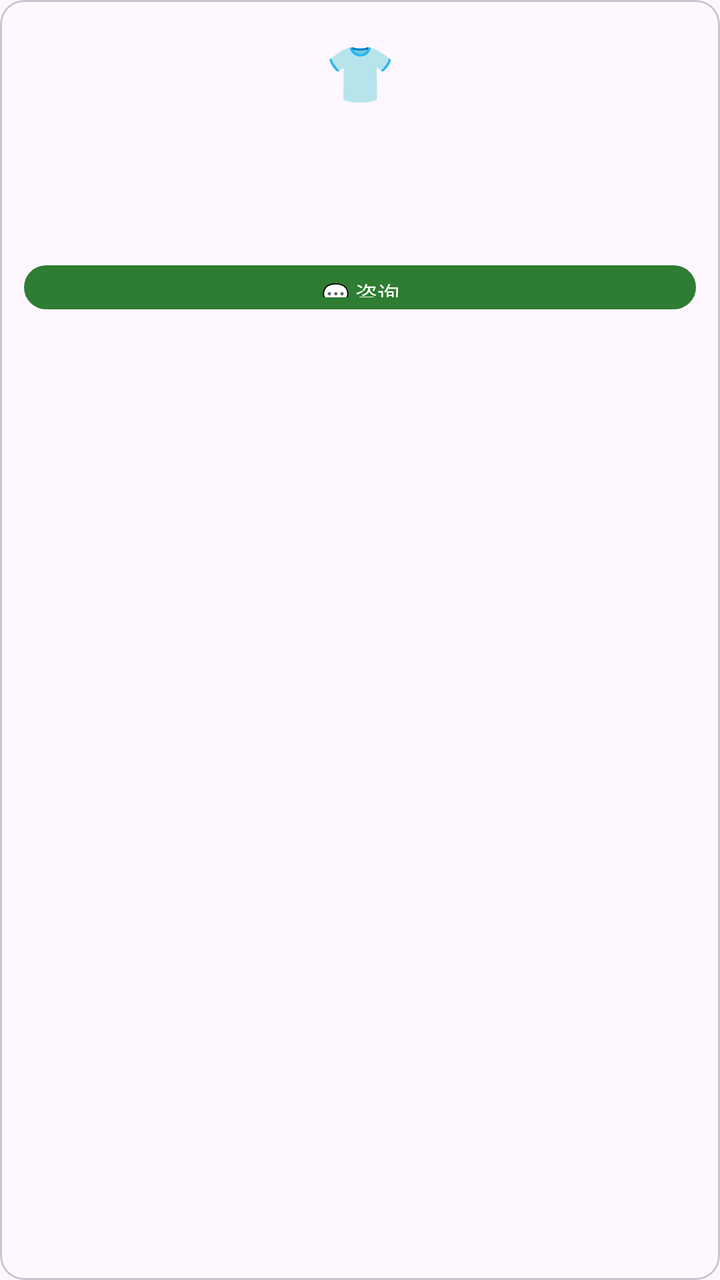
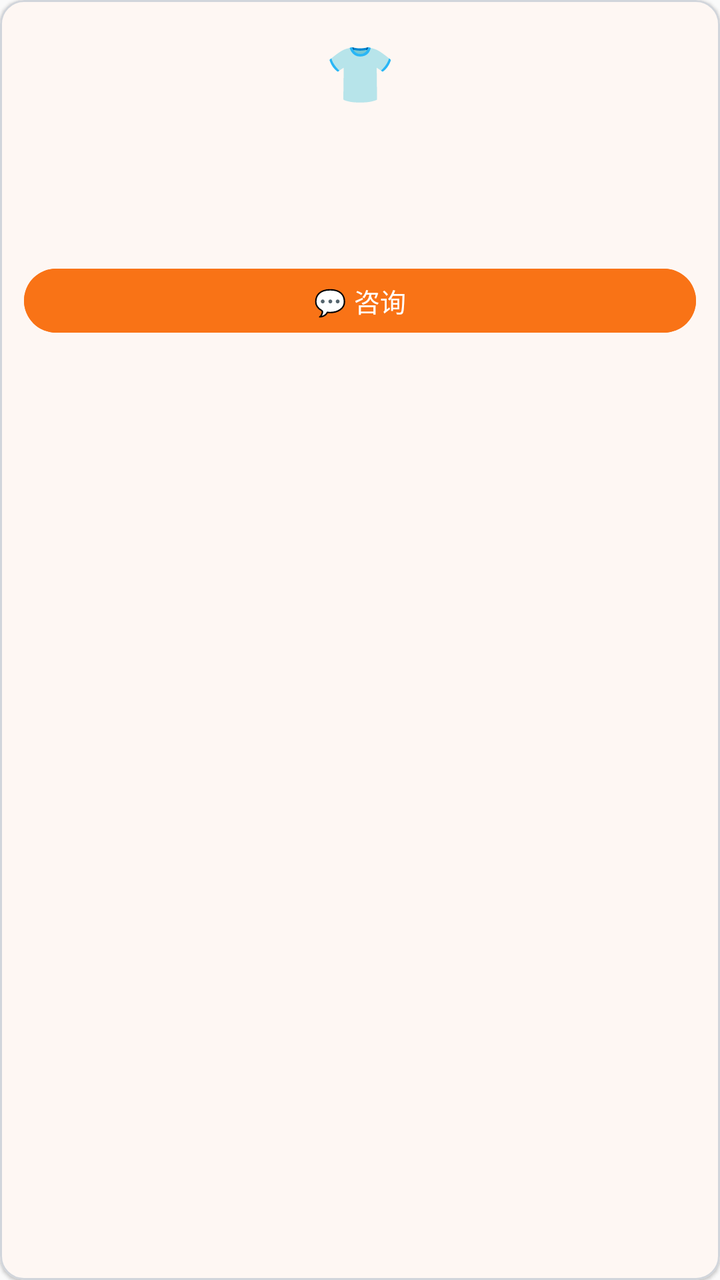

The first picture is an Android layout as it rendered before a commit; the second is the same layout after the commit. The layout source and the unified diff follow.
<!-- AndroidManifest.xml: application theme Theme.ClothingSI -->
<!-- res/layout/item_product_card.xml -->
<?xml version="1.0" encoding="utf-8"?>
<com.google.android.material.card.MaterialCardView xmlns:android="http://schemas.android.com/apk/res/android"
    xmlns:app="http://schemas.android.com/apk/res-auto"
    android:layout_width="match_parent" android:layout_height="wrap_content"
    app:cardCornerRadius="12dp" app:cardElevation="0dp"
    app:contentPadding="0dp">
    <LinearLayout android:layout_width="match_parent" android:layout_height="wrap_content"
        android:orientation="vertical" android:gravity="center"
        android:padding="12dp">
        <TextView android:layout_width="48dp" android:layout_height="48dp"
            android:text="👕" android:textSize="28dp" android:gravity="center" />
        <TextView android:id="@+id/tv_product_name"
            android:layout_width="wrap_content" android:layout_height="wrap_content"
            android:textSize="13dp" android:textStyle="bold" android:textColor="@color/text_primary"
            android:maxLines="1" android:ellipsize="end" android:layout_marginTop="4dp" />
        <TextView android:id="@+id/tv_product_spec"
            android:layout_width="wrap_content" android:layout_height="wrap_content"
            android:textSize="11dp" android:textColor="@color/text_secondary"
            android:maxLines="1" android:ellipsize="end" android:layout_marginTop="2dp" />
        <TextView android:id="@+id/tv_selling_price"
            android:layout_width="wrap_content" android:layout_height="wrap_content"
            android:textSize="15dp" android:textStyle="bold" android:textColor="@color/danger"
            android:layout_marginTop="4dp" />
        <com.google.android.material.button.MaterialButton android:id="@+id/btn_chat"
            android:layout_width="match_parent" android:layout_height="30dp"
            android:text="💬 咨询" android:textSize="11dp" app:cornerRadius="18dp"
            android:layout_marginTop="6dp" />
    </LinearLayout>
</com.google.android.material.card.MaterialCardView>
<!-- resources referenced by this layout -->
<resources>
  <color name="danger">#E53935</color>
  <color name="text_primary">#1B1F1B</color>
  <color name="text_secondary">#5D6D7E</color>
  <style name="Theme.ClothingSI" parent="Theme.Material3.Light.NoActionBar">
          <item name="colorPrimary">@color/primary</item>
          <item name="colorPrimaryDark">@color/primary_dark</item>
          <item name="colorAccent">@color/accent</item>
          <item name="android:statusBarColor">@android:color/transparent</item>
          <item name="android:navigationBarColor">@color/white</item>
          
          <item name="android:windowLightStatusBar">true</item>
          
          <item name="android:fontFamily">sans-serif</item>
          <item name="android:textViewStyle">@style/TextView.Base</item>
      </style>
  <color name="primary">#2E7D32</color>
  <color name="primary_dark">#1B5E20</color>
  <color name="accent">#66BB6A</color>
  <color name="white">#FFFFFF</color>
  <style name="TextView.Base" parent="android:Widget.TextView">
          <item name="android:fontFamily">sans-serif</item>
      </style>
</resources>

<!-- the commit's change to res/layout/item_product_card.xml (unified diff, before → after) -->
@@ -2,28 +2,30 @@
 <com.google.android.material.card.MaterialCardView xmlns:android="http://schemas.android.com/apk/res/android"
     xmlns:app="http://schemas.android.com/apk/res-auto"
     android:layout_width="match_parent" android:layout_height="wrap_content"
-    app:cardCornerRadius="12dp" app:cardElevation="0dp"
+    app:cardCornerRadius="12dp" app:cardElevation="1dp"
     app:contentPadding="0dp">
     <LinearLayout android:layout_width="match_parent" android:layout_height="wrap_content"
         android:orientation="vertical" android:gravity="center"
         android:padding="12dp">
         <TextView android:layout_width="48dp" android:layout_height="48dp"
-            android:text="👕" android:textSize="28dp" android:gravity="center" />
+            android:text="👕" android:textSize="28sp" android:gravity="center" />
         <TextView android:id="@+id/tv_product_name"
             android:layout_width="wrap_content" android:layout_height="wrap_content"
-            android:textSize="13dp" android:textStyle="bold" android:textColor="@color/text_primary"
+            android:textSize="13sp" android:textStyle="bold" android:textColor="@color/md_on_surface"
             android:maxLines="1" android:ellipsize="end" android:layout_marginTop="4dp" />
         <TextView android:id="@+id/tv_product_spec"
             android:layout_width="wrap_content" android:layout_height="wrap_content"
-            android:textSize="11dp" android:textColor="@color/text_secondary"
+            android:textSize="12sp" android:textColor="@color/md_on_surface_variant"
             android:maxLines="1" android:ellipsize="end" android:layout_marginTop="2dp" />
         <TextView android:id="@+id/tv_selling_price"
             android:layout_width="wrap_content" android:layout_height="wrap_content"
-            android:textSize="15dp" android:textStyle="bold" android:textColor="@color/danger"
+            android:textSize="15sp" android:textStyle="bold" android:textColor="@color/md_error"
             android:layout_marginTop="4dp" />
         <com.google.android.material.button.MaterialButton android:id="@+id/btn_chat"
-            android:layout_width="match_parent" android:layout_height="30dp"
-            android:text="💬 咨询" android:textSize="11dp" app:cornerRadius="18dp"
+            android:layout_width="match_parent" android:layout_height="40dp"
+            android:text="💬 咨询" android:textSize="13sp" app:cornerRadius="20dp"
+            android:backgroundTint="@color/md_primary"
+            android:textColor="@color/md_on_primary"
             android:layout_marginTop="6dp" />
     </LinearLayout>
 </com.google.android.material.card.MaterialCardView>
<!-- resource entries referenced after the edit -->
@@ -1,24 +1,57 @@
 <!-- resources referenced by this layout -->
 <resources>
-  <color name="danger">#E53935</color>
-  <color name="text_primary">#1B1F1B</color>
-  <color name="text_secondary">#5D6D7E</color>
+  <color name="md_error">#EF4444</color>
+  <color name="md_on_primary">#FFFFFF</color>
+  <color name="md_on_surface">#1F2937</color>
+  <color name="md_on_surface_variant">#9CA3AF</color>
+  <color name="md_primary">#F97316</color>
   <style name="Theme.ClothingSI" parent="Theme.Material3.Light.NoActionBar">
-          <item name="colorPrimary">@color/primary</item>
-          <item name="colorPrimaryDark">@color/primary_dark</item>
-          <item name="colorAccent">@color/accent</item>
+          
+          <item name="colorPrimary">@color/md_primary</item>
+          <item name="colorOnPrimary">@color/md_on_primary</item>
+          <item name="colorPrimaryContainer">@color/md_primary_container</item>
+          <item name="colorOnPrimaryContainer">@color/md_on_primary_container</item>
+  
+          
+          <item name="colorSecondary">@color/md_secondary</item>
+          <item name="colorOnSecondary">@color/md_on_secondary</item>
+          <item name="colorSecondaryContainer">@color/md_secondary_container</item>
+          <item name="colorOnSecondaryContainer">@color/md_on_secondary_container</item>
+  
+          
+          <item name="android:colorBackground">@color/md_surface_container_low</item>
+          <item name="colorSurface">@color/md_surface</item>
+          <item name="colorOnSurface">@color/md_on_surface</item>
+          <item name="colorOnSurfaceVariant">@color/md_on_surface_variant</item>
+  
+          
+          <item name="colorOutline">@color/md_outline</item>
+          <item name="colorOutlineVariant">@color/md_outline_variant</item>
+  
+          
+          <item name="colorError">@color/md_error</item>
+          <item name="colorOnError">@color/md_on_error</item>
+  
+          
           <item name="android:statusBarColor">@android:color/transparent</item>
-          <item name="android:navigationBarColor">@color/white</item>
-          
+          <item name="android:navigationBarColor">@color/md_surface</item>
           <item name="android:windowLightStatusBar">true</item>
+  
           
           <item name="android:fontFamily">sans-serif</item>
           <item name="android:textViewStyle">@style/TextView.Base</item>
       </style>
-  <color name="primary">#2E7D32</color>
-  <color name="primary_dark">#1B5E20</color>
-  <color name="accent">#66BB6A</color>
-  <color name="white">#FFFFFF</color>
+  <color name="md_primary_container">#FFF7ED</color>
+  <color name="md_on_primary_container">#5C3D00</color>
+  <color name="md_secondary">#2563EB</color>
+  <color name="md_on_secondary">#FFFFFF</color>
+  <color name="md_secondary_container">#DBEAFE</color>
+  <color name="md_on_secondary_container">#001A3E</color>
+  <color name="md_surface_container_low">#FAFAFA</color>
+  <color name="md_surface">#FFFFFF</color>
+  <color name="md_outline">#9CA3AF</color>
+  <color name="md_outline_variant">#D1D5DB</color>
+  <color name="md_on_error">#FFFFFF</color>
   <style name="TextView.Base" parent="android:Widget.TextView">
           <item name="android:fontFamily">sans-serif</item>
       </style>
